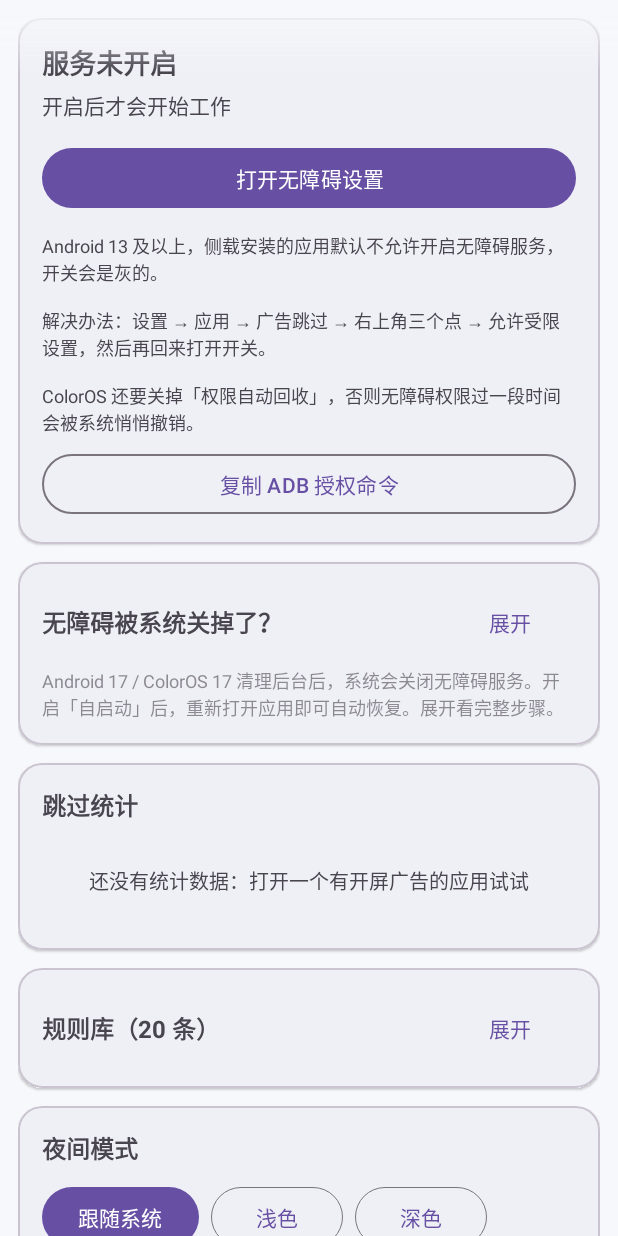
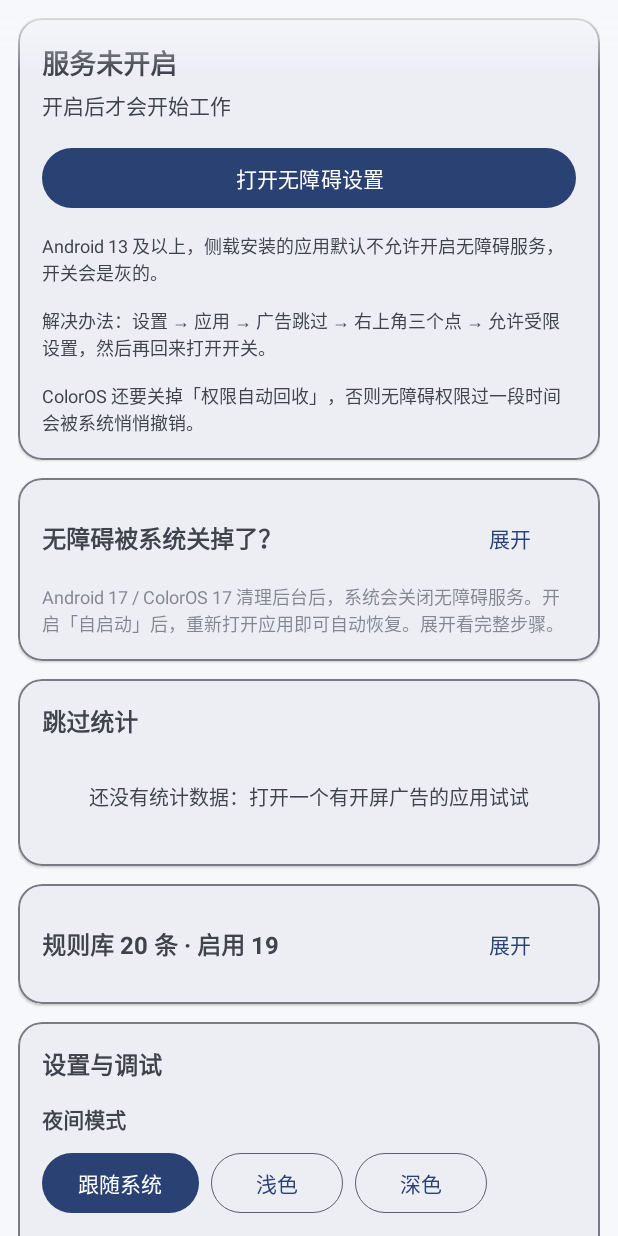
Before and after one commit to ccttrr123/adskip, an Android app: the screen it shows after launch (MainActivity), on a phone screen of 412 x 824 dp. Run offline under Robolectric (Android 15) with nearby library versions, the phone set to English and light mode, and no system bars.

Commit message:
feat(ui): P2-1~P2-4 规则数字/合并卡片/日志配色/自动强调色
P2-1 规则库数字：
- 「规则库（20 条）」改为「规则库 20 条 · 启用 19」——总条数里含 1 条默认禁用的示例，
  只显示总数容易误读；启用数由 ruleSet 实时统计。

P2-2 合并低频卡片：
- 删掉独立的「夜间模式」卡，改为一张「设置与调试」卡：夜间模式（三选一）+「高级」区的
  「复制 ADB 授权命令」；状态卡不再承载 ADB 命令（它已移到设置卡，随时可用）。
- 页面整卡数量从 6 张降到 5 张，首屏更短。

P2-3 调试日志：
- I/W/E 级别配色：W=橙色（新增 log_warning 色，深浅色各一版）、E=主题 colorError、I=默认文字色；
  实现为 SpannableStringBuilder 按行加 ForegroundColorSpan（DebugLog 行格式固定，级别在 index 13）。
- 行高 +1dp、内边距 6→8dp；日志区外包 FrameLayout，底部加 28dp 渐隐（drawable / drawable-night），
  最后一行滚到底时不再被硬裁。

P2-4 自动强调色（可自动调节，无需用户配置）：
- MainActivity.onCreate 里调用 DynamicColors.applyToActivityIfAvailable：
  Android 12+ 自动跟随系统壁纸/主题的强调色（按钮、选中态、TextButton 等），旧系统自动保持默认紫。
- 动态色会把表面色一起改，因此新增 ThemeOverlay.AdSkip.NeutralSurfaces（day/night 各一份），
  在动态色之后 applyStyle 把中性表面色（原本的冷灰白/深灰）盖回去，保留原有中性底设计。
- 全部包在 runCatching 里，任何 ROM 异常不影响启动。

验证：
- build.ps1 全绿、单测 173 项通过；
- 真机浅色/深色截图核对：强调色已从默认紫自动变为系统强调色（当前壁纸为蓝色系），
  表面色仍为中性灰白/深灰；规则库数字、设置与调试卡、日志 W 橙色 + 底部渐隐均正常；
- 安装后服务保持绑定（Bound services 有本服务、Crashed services 空）。

```diff
--- a/app/src/main/java/io/github/adskip/MainActivity.kt
+++ b/app/src/main/java/io/github/adskip/MainActivity.kt
@@ -14,10 +14,14 @@ import androidx.core.view.WindowInsetsCompat
 import android.content.res.ColorStateList
 import android.graphics.Color
 import android.content.res.Configuration
+import android.text.Spannable
+import android.text.SpannableStringBuilder
+import android.text.style.ForegroundColorSpan
 import android.util.TypedValue
 import android.view.Gravity
 import android.widget.LinearLayout
 import android.widget.TextView
+import androidx.core.content.ContextCompat
 import io.github.adskip.databinding.ActivityMainBinding
 import io.github.adskip.databinding.ItemRuleBinding
 import io.github.adskip.engine.AppStat
@@ -59,6 +63,12 @@ class MainActivity : AppCompatActivity() {
     }
 
     override fun onCreate(savedInstanceState: Bundle?) {
+        // P2-4 自动强调色：Android 12+ 跟随系统壁纸/主题取强调色；旧系统自动保持默认紫。
+        // 动态色会连表面色一起改，所以先把中性的表面色 overlay 再盖回去（见 themes.xml 说明）。
+        runCatching {
+            com.google.android.material.color.DynamicColors.applyToActivityIfAvailable(this)
+            theme.applyStyle(R.style.ThemeOverlay_AdSkip_NeutralSurfaces, true)
+        }
         super.onCreate(savedInstanceState)
         binding = ActivityMainBinding.inflate(layoutInflater)
         setContentView(binding.root)
@@ -233,7 +243,6 @@ class MainActivity : AppCompatActivity() {
     private fun setStatusActions(working: Boolean) {
         binding.statusSettingsButton.visibility = if (working) View.VISIBLE else View.GONE
         binding.openSettingsButton.visibility = if (working) View.GONE else View.VISIBLE
-        binding.copyAdbButton.visibility = if (working) View.GONE else View.VISIBLE
     }
 
     /**
@@ -511,7 +520,8 @@ class MainActivity : AppCompatActivity() {
         val visible = if (rulesExpanded) View.VISIBLE else View.GONE
         binding.rulesContainer.visibility = visible
         binding.rulesHint.visibility = visible
-        binding.rulesTitle.text = getString(R.string.section_rules) + "（${ruleSet.rules.size} 条）"
+        binding.rulesTitle.text = "${getString(R.string.section_rules)} ${ruleSet.rules.size} 条" +
+            " · 启用 ${ruleSet.rules.count { it.enabled }}"
 
         if (!rulesExpanded) return
         if (binding.rulesContainer.childCount > 0) return
@@ -561,12 +571,40 @@ class MainActivity : AppCompatActivity() {
         binding.helpBody.visibility = if (helpExpanded) View.VISIBLE else View.GONE
     }
 
+    /**
+     * 调试日志渲染（P2-3）。
+     *
+     * 按行级别给 W/E 上色（I 用默认文字色）：一屏几十行时靠颜色比靠读 " W " 快得多。
+     * 行格式是 DebugLog 固定输出 "HH:mm:ss.SSS I/W/E message"，级别字符固定在 index 13。
+     */
     private fun renderLog() {
         val lines = DebugLog.snapshot()
-        binding.logText.text = if (lines.isEmpty()) {
-            "(暂无日志。开启服务后打开一个有开屏广告的应用，这里会显示判定过程)"
+        if (lines.isEmpty()) {
+            binding.logText.text = "(暂无日志。开启服务后打开一个有开屏广告的应用，这里会显示判定过程)"
         } else {
-            lines.takeLast(MAX_LOG_LINES).joinToString("\n")
+            val warning = ContextCompat.getColor(this, R.color.log_warning)
+            val error = themeColor(com.google.android.material.R.attr.colorError, 0xFFD32F2F.toInt())
+            val styled = SpannableStringBuilder()
+            lines.takeLast(MAX_LOG_LINES).forEach { line ->
+                val start = styled.length
+                styled.append(line)
+                val level = line.getOrNull(13)
+                val color = when (level) {
+                    'W' -> warning
+                    'E' -> error
+                    else -> 0
+                }
+                if (color != 0) {
+                    styled.setSpan(
+                        ForegroundColorSpan(color),
+                        start,
+                        start + line.length,
+                        Spannable.SPAN_EXCLUSIVE_EXCLUSIVE
+                    )
+                }
+                styled.append('\n')
+            }
+            binding.logText.text = styled
         }
         // 新日志追加后滚到底部，否则看到的永远是最早那几行
         binding.logScroll.post { binding.logScroll.fullScroll(View.FOCUS_DOWN) }
--- /dev/null
+++ b/app/src/main/res/drawable-night/log_bottom_fade.xml
@@ -0,0 +1,10 @@
+<?xml version="1.0" encoding="utf-8"?>
+<!-- 深色模式下的日志区底部渐隐（与 colorSurfaceContainerLow=#1A1C1F 一致） -->
+<shape xmlns:android="http://schemas.android.com/apk/res/android"
+    android:shape="rectangle">
+    <gradient
+        android:angle="90"
+        android:endColor="#FF1A1C1F"
+        android:startColor="#001A1C1F"
+        android:type="linear" />
+</shape>
--- /dev/null
+++ b/app/src/main/res/drawable/log_bottom_fade.xml
@@ -0,0 +1,13 @@
+<?xml version="1.0" encoding="utf-8"?>
+<!--
+    日志区底部渐隐：最后一行滚到底时柔和淡出，而不是被裁掉一截。
+    颜色与日志区背景（colorSurfaceContainerLow）一致，深色见 drawable-night 版本。
+-->
+<shape xmlns:android="http://schemas.android.com/apk/res/android"
+    android:shape="rectangle">
+    <gradient
+        android:angle="90"
+        android:endColor="#FFF2F4F8"
+        android:startColor="#00F2F4F8"
+        android:type="linear" />
+</shape>
--- a/app/src/main/res/layout/activity_main.xml
+++ b/app/src/main/res/layout/activity_main.xml
@@ -53,7 +53,7 @@
                         android:textStyle="bold"
                         tools:text="服务未开启" />
 
-                    <!-- 工作态只留这个「设置」；未开启/已停止才显示下面的大主按钮与 ADB 命令 -->
+                    <!-- 工作态只留这个「设置」；未开启/已停止才显示下面的大主按钮 -->
                     <com.google.android.material.button.MaterialButton
                         android:id="@+id/statusSettingsButton"
                         style="@style/Widget.Material3.Button.TextButton"
@@ -87,14 +87,6 @@
                     android:layout_marginTop="12dp"
                     android:text="@string/hint_body"
                     android:textSize="12sp" />
-
-                <com.google.android.material.button.MaterialButton
-                    android:id="@+id/copyAdbButton"
-                    style="?attr/materialButtonOutlinedStyle"
-                    android:layout_width="match_parent"
-                    android:layout_height="wrap_content"
-                    android:layout_marginTop="8dp"
-                    android:text="@string/copy_adb" />
             </LinearLayout>
         </com.google.android.material.card.MaterialCardView>
 
@@ -303,6 +295,7 @@
             </LinearLayout>
         </com.google.android.material.card.MaterialCardView>
 
+        <!-- ============ 设置与调试（夜间模式 + 高级 ADB 命令） ============ -->
         <com.google.android.material.card.MaterialCardView
             android:layout_width="match_parent"
             android:layout_height="wrap_content"
@@ -319,9 +312,16 @@
                 <TextView
                     android:layout_width="wrap_content"
                     android:layout_height="wrap_content"
-                    android:layout_marginBottom="10dp"
+                    android:text="@string/section_settings"
+                    android:textSize="16sp"
+                    android:textStyle="bold" />
+
+                <TextView
+                    android:layout_width="wrap_content"
+                    android:layout_height="wrap_content"
+                    android:layout_marginTop="14dp"
                     android:text="@string/section_theme"
-                    android:textSize="16sp"
+                    android:textSize="14sp"
                     android:textStyle="bold" />
 
                 <!--
@@ -332,6 +332,7 @@
                 <LinearLayout
                     android:layout_width="match_parent"
                     android:layout_height="wrap_content"
+                    android:layout_marginTop="8dp"
                     android:orientation="horizontal">
 
                     <com.google.android.material.button.MaterialButton
@@ -360,6 +361,23 @@
                         android:layout_marginStart="8dp"
                         android:text="@string/theme_dark" />
                 </LinearLayout>
+
+                <TextView
+                    android:layout_width="wrap_content"
+                    android:layout_height="wrap_content"
+                    android:layout_marginTop="18dp"
+                    android:alpha="0.8"
+                    android:text="@string/label_advanced"
+                    android:textSize="14sp"
+                    android:textStyle="bold" />
+
+                <com.google.android.material.button.MaterialButton
+                    android:id="@+id/copyAdbButton"
+                    style="?attr/materialButtonOutlinedStyle"
+                    android:layout_width="match_parent"
+                    android:layout_height="wrap_content"
+                    android:layout_marginTop="8dp"
+                    android:text="@string/copy_adb" />
             </LinearLayout>
         </com.google.android.material.card.MaterialCardView>
 
@@ -415,11 +433,15 @@
                     整个页面会被日志占满，上面的状态和统计都得翻很久才看得到。
                 -->
 
+                <FrameLayout
+                    android:layout_width="match_parent"
+                    android:layout_height="240dp"
+                    android:layout_marginTop="8dp">
+
                     <androidx.core.widget.NestedScrollView
                         android:id="@+id/logScroll"
                         android:layout_width="match_parent"
-                    android:layout_height="240dp"
-                    android:layout_marginTop="8dp"
+                        android:layout_height="match_parent"
                         android:background="?attr/colorSurfaceContainerLow"
                         android:fillViewport="true">
 
@@ -428,10 +450,21 @@
                             android:layout_width="match_parent"
                             android:layout_height="wrap_content"
                             android:fontFamily="monospace"
-                        android:padding="6dp"
+                            android:lineSpacingExtra="1dp"
+                            android:padding="8dp"
                             android:textSize="11sp"
                             tools:text="(空)" />
                     </androidx.core.widget.NestedScrollView>
+
+                    <!-- 底部渐隐：最后一行滚到底时柔和淡出（P2-3） -->
+                    <View
+                        android:layout_width="match_parent"
+                        android:layout_height="28dp"
+                        android:layout_gravity="bottom"
+                        android:background="@drawable/log_bottom_fade"
+                        android:clickable="false"
+                        android:focusable="false" />
+                </FrameLayout>
             </LinearLayout>
         </com.google.android.material.card.MaterialCardView>
 
--- a/app/src/main/res/values-night/colors.xml
+++ b/app/src/main/res/values-night/colors.xml
@@ -2,4 +2,7 @@
 <resources>
     <!-- 深色底上要更亮才看得见（浅色的 #331A1C1E 在深色卡片上等于没有） -->
     <color name="stats_divider">#40FFFFFF</color>
+
+    <!-- 深色底上的警告色要更亮才看得清 -->
+    <color name="log_warning">#FFB74D</color>
 </resources>
--- a/app/src/main/res/values-night/themes.xml
+++ b/app/src/main/res/values-night/themes.xml
@@ -13,4 +13,18 @@
         <item name="android:statusBarColor">#121316</item>
         <item name="android:navigationBarColor">#121316</item>
     </style>
+
+    <!-- P2-4：动态强调色之后把深色中性表面色盖回去（同 values/themes.xml 的说明） -->
+    <style name="ThemeOverlay.AdSkip.NeutralSurfaces" parent="">
+        <item name="colorSurface">#121316</item>
+        <item name="colorSurfaceContainerLowest">#0D0E11</item>
+        <item name="colorSurfaceContainerLow">#1A1C1F</item>
+        <item name="colorSurfaceContainer">#1E2023</item>
+        <item name="colorSurfaceContainerHigh">#24262A</item>
+        <item name="colorOnSurface">#E3E2E6</item>
+        <item name="colorOnSurfaceVariant">#C4C6CA</item>
+        <item name="android:windowBackground">#121316</item>
+        <item name="android:statusBarColor">#121316</item>
+        <item name="android:navigationBarColor">#121316</item>
+    </style>
 </resources>
--- a/app/src/main/res/values/colors.xml
+++ b/app/src/main/res/values/colors.xml
@@ -7,4 +7,7 @@
         刻意不用 ?attr/colorOutlineVariant：实测它在这个主题下解析成 0，线会看不见。
     -->
     <color name="stats_divider">#331A1C1E</color>
+
+    <!-- 调试日志里 W（警告）级别的颜色；深色由 values-night/colors.xml 覆盖 -->
+    <color name="log_warning">#B26A00</color>
 </resources>
--- a/app/src/main/res/values/strings.xml
+++ b/app/src/main/res/values/strings.xml
@@ -14,6 +14,8 @@
 
     <string name="section_stats">跳过统计</string>
     <string name="section_rules">规则库</string>
+    <string name="section_settings">设置与调试</string>
+    <string name="label_advanced">高级</string>
     <string name="section_log">调试日志</string>
 
     <string name="copy_stats">复制统计</string>
--- a/app/src/main/res/values/themes.xml
+++ b/app/src/main/res/values/themes.xml
@@ -22,4 +22,23 @@
         <item name="android:statusBarColor">#F7F8FB</item>
         <item name="android:navigationBarColor">#F7F8FB</item>
     </style>
+
+    <!--
+        P2-4 自动强调色：Android 12+ 用动态取色（跟随系统壁纸/主题）替换按钮、选中态等强调色；
+        但动态色会把表面色一起改掉。这个 overlay 在动态色之后应用，把中性表面色盖回去 ——
+        保留原来的"中性冷灰底"设计，同时让强调色自动跟随系统（旧系统自动保持默认紫，无需配置）。
+        深色对应值在 values-night/themes.xml。
+    -->
+    <style name="ThemeOverlay.AdSkip.NeutralSurfaces" parent="">
+        <item name="colorSurface">#F7F8FB</item>
+        <item name="colorSurfaceContainerLowest">#FFFFFF</item>
+        <item name="colorSurfaceContainerLow">#F2F4F8</item>
+        <item name="colorSurfaceContainer">#ECEEF3</item>
+        <item name="colorSurfaceContainerHigh">#E6E9EF</item>
+        <item name="colorOnSurface">#1A1C1E</item>
+        <item name="colorOnSurfaceVariant">#44474C</item>
+        <item name="android:windowBackground">#F7F8FB</item>
+        <item name="android:statusBarColor">#F7F8FB</item>
+        <item name="android:navigationBarColor">#F7F8FB</item>
+    </style>
 </resources>
```
Lines whose indentation alone changed are shown as unchanged.
